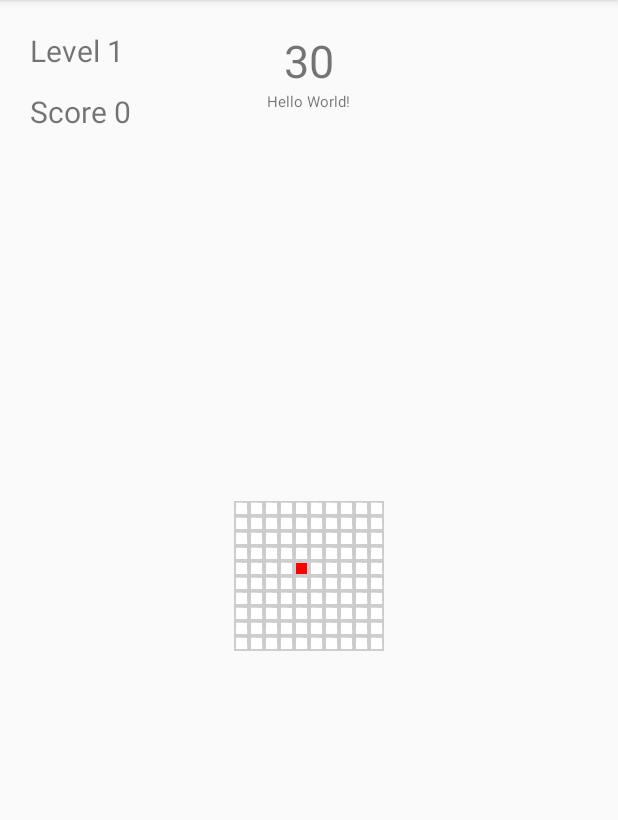
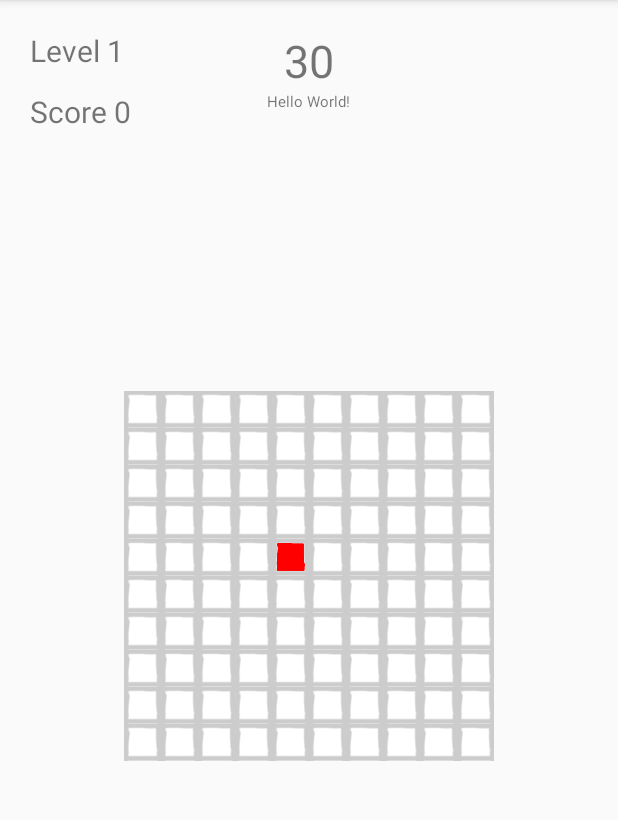
Before and after one commit to Hyuni89/SnakeGame, an Android app: the screen it shows after launch (MainActivity), on a phone screen of 412 x 824 dp, the part 84-904 px from its top. Run offline under Robolectric (Android 15) with nearby library versions, the phone set to English and light mode, and no system bars.

```diff
--- a/app/src/main/AndroidManifest.xml
+++ b/app/src/main/AndroidManifest.xml
@@ -9,7 +9,8 @@
         android:roundIcon="@mipmap/ic_launcher_round"
         android:supportsRtl="true"
         android:theme="@style/AppTheme">
-        <activity android:name=".MainActivity">
+        <activity android:name=".MainActivity"
+            android:screenOrientation="portrait">
             <intent-filter>
                 <action android:name="android.intent.action.MAIN"/>
 
--- a/app/src/main/java/com/example/cho/snake/MainActivity.java
+++ b/app/src/main/java/com/example/cho/snake/MainActivity.java
@@ -9,6 +9,7 @@ import android.os.Handler;
 import android.os.Message;
 import android.support.v7.app.AppCompatActivity;
 import android.os.Bundle;
+import android.util.DisplayMetrics;
 import android.util.TypedValue;
 import android.widget.GridLayout;
 import android.widget.ImageView;
@@ -38,6 +39,8 @@ public class MainActivity extends AppCompatActivity {
     private Fragment fg;
     private FragmentTransaction ft;
     private ScoreDB db;
+    private int deviceWidth;
+    private int deviceHeight;
 
     static final int NOTIFY_N = 0;
     static final int UPDATE_ELEMENT = 1;
@@ -50,6 +53,10 @@ public class MainActivity extends AppCompatActivity {
     protected void onCreate(Bundle savedInstanceState) {
         super.onCreate(savedInstanceState);
         setContentView(R.layout.activity_main);
+
+        DisplayMetrics dm = getApplicationContext().getResources().getDisplayMetrics();
+        deviceWidth = dm.widthPixels;
+        deviceHeight = dm.heightPixels;
 
         db = new ScoreDB(this);
         h = new Handler() {
@@ -65,9 +72,10 @@ public class MainActivity extends AppCompatActivity {
                         iv.setImageResource(R.drawable.cell);
                         iv.setLayoutParams(new GridLayout.LayoutParams());
 
-                        Resources r = getResources();
-                        int px = (int)TypedValue.applyDimension(TypedValue.COMPLEX_UNIT_DIP, 10, r.getDisplayMetrics());
+//                        Resources r = getResources();
+//                        int px = (int)TypedValue.applyDimension(TypedValue.COMPLEX_UNIT_DIP, 10, r.getDisplayMetrics());
                         GridLayout.LayoutParams params = (GridLayout.LayoutParams)iv.getLayoutParams();
+                        int px = (int)(deviceWidth * 0.6) / n;
                         params.width = px;
                         params.height = px;
 
```
